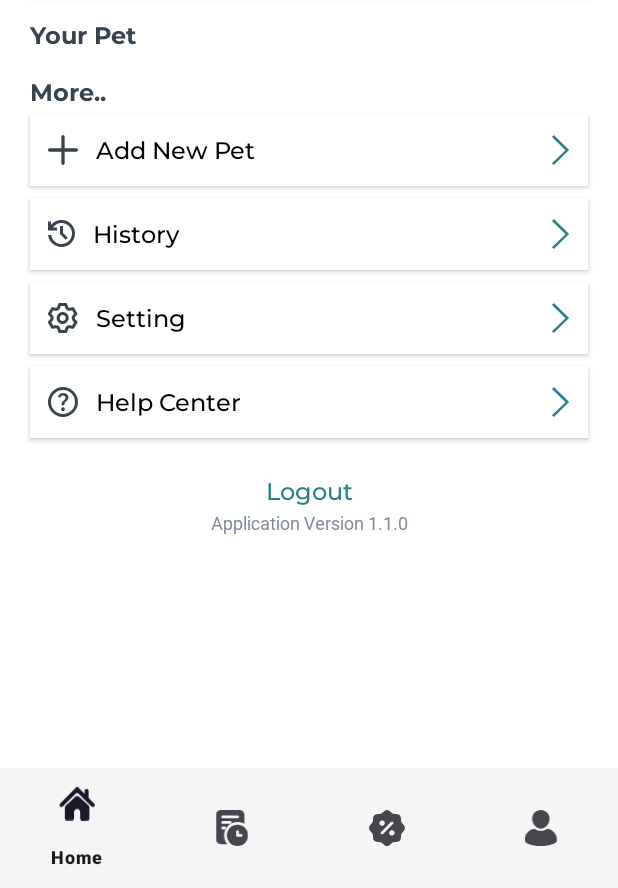
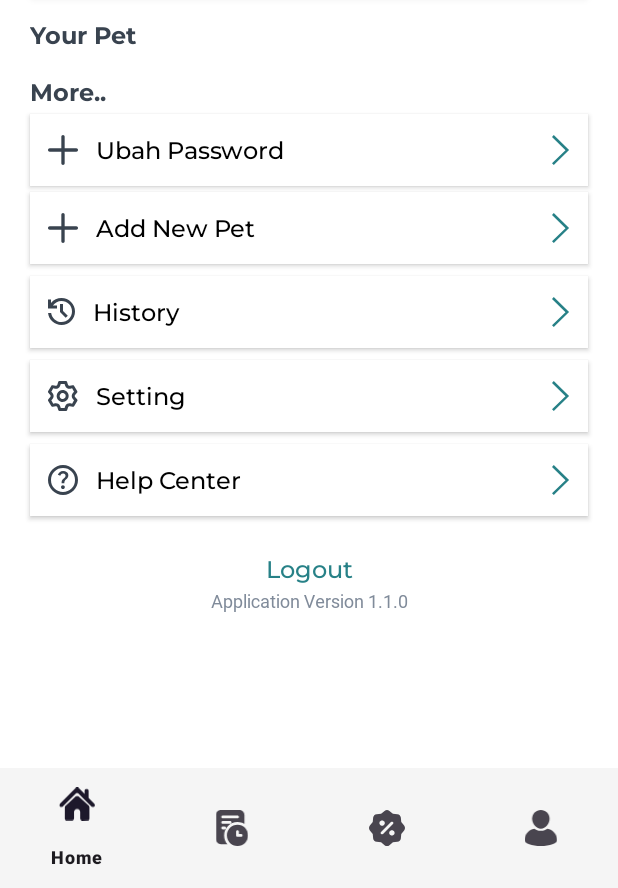
Before and after one commit to ENTS-H108/mobile_development, an Android app: the ProfileFragment screen opened through its navigation route, on a phone screen of 412 x 824 dp, the part 348-1236 px from its top. Run offline under Robolectric (Android 15) with nearby library versions, the phone set to English and light mode, and no system bars; our stand-ins replace CircleImageView, Shimmer, paging; pictures from the network do not load.

Commit message:
add: change password

```diff
--- a/app/src/main/java/com/ents_h108/petwell/data/remote/ApiService.kt
+++ b/app/src/main/java/com/ents_h108/petwell/data/remote/ApiService.kt
@@ -82,4 +82,9 @@ interface ApiService {
     suspend fun googleAuth(
         @Body body: Map<String, String>
     ): LoginResponse
+    @PUT("profile/change-password")
+    suspend fun changePassword(
+        @Header("Authorization") token: String,
+        @Body body: Map<String, String>
+    ): LoginResponse
 }
--- a/app/src/main/java/com/ents_h108/petwell/view/main/ProfileFragment.kt
+++ b/app/src/main/java/com/ents_h108/petwell/view/main/ProfileFragment.kt
@@ -123,6 +123,9 @@ class ProfileFragment : Fragment() {
                     findNavController().navigate(ProfileFragmentDirections.actionProfileToLogin())
                 }
             }
+            changePw.setOnClickListener {
+                findNavController().navigate(ProfileFragmentDirections.actionProfileFragmentToChangePasswordFragment())
+            }
             btnHelp.setOnClickListener {
                 findNavController().navigate(ProfileFragmentDirections.actionProfileFragmentToHelpFragment())
             }
--- a/app/src/main/java/com/ents_h108/petwell/view/viewmodel/MainViewModel.kt
+++ b/app/src/main/java/com/ents_h108/petwell/view/viewmodel/MainViewModel.kt
@@ -37,4 +37,6 @@ class MainViewModel(private val mainRepository: MainRepository, private val pref
     fun editProfile(username: String, profilepict: String) = mainRepository.editProfile(username, profilepict)
 
     fun addHistory(id: String, type: Int) = mainRepository.addHistory(id, type)
+
+    fun changePassword(currPw: String, newPw: String) = mainRepository.changePassword(currPw, newPw)
 }
--- a/app/src/main/res/layout/fragment_profile.xml
+++ b/app/src/main/res/layout/fragment_profile.xml
@@ -142,6 +142,28 @@
             app:layout_constraintTop_toBottomOf="@id/rvPet"/>
 
         <androidx.appcompat.widget.AppCompatButton
+            android:id="@+id/changePw"
+            android:layout_width="0dp"
+            android:layout_height="wrap_content"
+            android:layout_marginHorizontal="20dp"
+            android:layout_marginTop="4dp"
+            android:background="@color/white"
+            android:drawableStart="@drawable/ic_add"
+            android:drawableEnd="@drawable/ic_profile_right"
+            android:drawablePadding="12dp"
+            android:fontFamily="@font/medium"
+            android:paddingHorizontal="12dp"
+            android:text="Ubah Password"
+            android:textAlignment="textStart"
+            android:textAllCaps="false"
+            android:textColor="@android:color/black"
+            android:textSize="16sp"
+            app:layout_constraintEnd_toEndOf="parent"
+            app:layout_constraintHorizontal_bias="1.0"
+            app:layout_constraintStart_toStartOf="parent"
+            app:layout_constraintTop_toBottomOf="@id/tvTitleOther" />
+
+        <androidx.appcompat.widget.AppCompatButton
             android:id="@+id/addPet"
             android:layout_width="0dp"
             android:layout_height="wrap_content"
@@ -159,8 +181,9 @@
             android:textColor="@android:color/black"
             android:textSize="16sp"
             app:layout_constraintEnd_toEndOf="parent"
+            app:layout_constraintHorizontal_bias="1.0"
             app:layout_constraintStart_toStartOf="parent"
-            app:layout_constraintTop_toBottomOf="@id/tvTitleOther" />
+            app:layout_constraintTop_toBottomOf="@id/changePw" />
 
         <androidx.appcompat.widget.AppCompatButton
             android:id="@+id/btnHistory"
--- a/app/src/main/res/navigation/onboarding_nav.xml
+++ b/app/src/main/res/navigation/onboarding_nav.xml
@@ -144,6 +144,9 @@
         <action
             android:id="@+id/action_profileFragment_to_editProfileFragment"
             app:destination="@id/editProfileFragment" />
+        <action
+            android:id="@+id/action_profileFragment_to_changePasswordFragment"
+            app:destination="@id/changePasswordFragment" />
         <action
             android:id="@+id/action_profileFragment_to_helpFragment"
             app:destination="@id/helpFragment" />
@@ -352,4 +355,10 @@
             android:id="@+id/action_statusFragment_to_historyFragment"
             app:destination="@id/historyFragment" />
     </fragment>
+    <fragment
+        android:id="@+id/changePasswordFragment"
+        android:name="com.ents_h108.petwell.view.main.profile.ChangePassword"
+        android:label="fragment_change_password"
+        tools:layout="@layout/fragment_change_password">
+    </fragment>
 </navigation>
```
Also changed, not shown: app/src/main/java/com/ents_h108/petwell/data/repository/MainRepository.kt (+15 -0 lines), app/src/main/java/com/ents_h108/petwell/view/main/profile/ChangePassword.kt (added, +59 -0 lines), app/src/main/res/layout/fragment_change_password.xml (added, +119 -0 lines).
